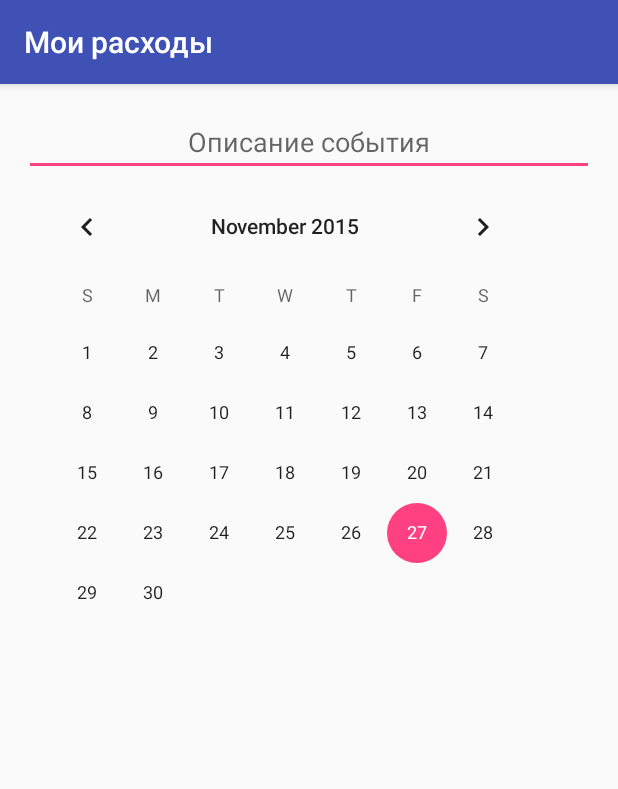
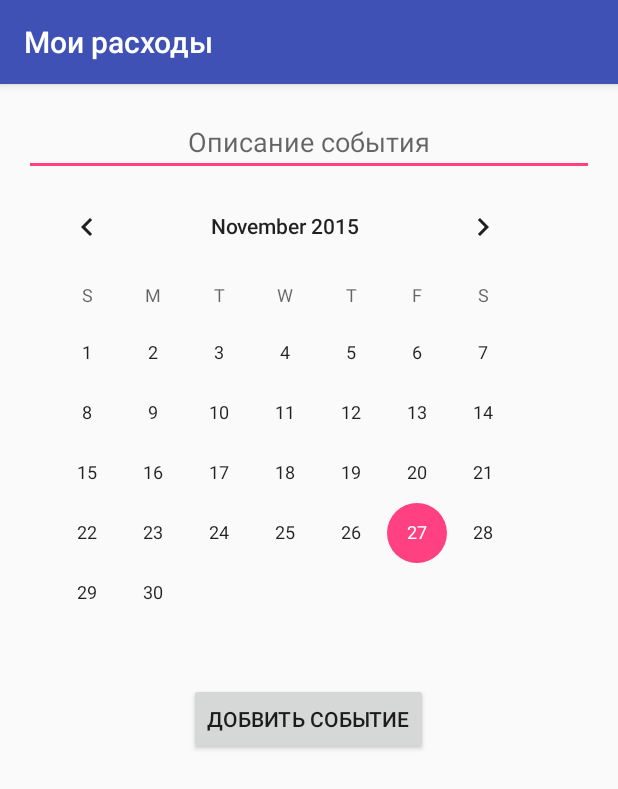
Before and after one commit to IncineratorG/Expenses, an Android app: the AddNewEvent screen opened directly, with no data from a screen before it, on a phone screen of 412 x 824 dp. Shown: the top 789 px of the screen. Run offline under Robolectric (Android 15) with nearby library versions, the phone set to English and light mode, and no system bars.

Commit message:
Start working on Activity for adding events.

```diff
--- a/app/src/main/java/com/example/costs/AddNewEvent.java
+++ b/app/src/main/java/com/example/costs/AddNewEvent.java
@@ -13,6 +13,8 @@ public class AddNewEvent extends AppCompatActivity {
 
     TextView eventDescription;
     CalendarView calendarView;
+
+    String dateOfEventString;
 
     @Override
     protected void onCreate(Bundle savedInstanceState) {
@@ -31,16 +33,16 @@ public class AddNewEvent extends AppCompatActivity {
                 new CalendarView.OnDateChangeListener() {
                     @Override
                     public void onSelectedDayChange(CalendarView view, int year, int month, int dayOfMonth) {
-                        String date = String.valueOf(dayOfMonth) + "-" + String.valueOf(month + 1) + "-" + String.valueOf(year);
+                        dateOfEventString = String.valueOf(dayOfMonth) + "-" + String.valueOf(month + 1) + "-" + String.valueOf(year);
 
+/*
                         long l = 0;
                         try {
                             l = new SimpleDateFormat("dd-MM-yyyy").parse(date).getTime();
                         } catch (ParseException e) {
                             e.printStackTrace();
                         }
-
-                        eventDescription.setText(String.valueOf(l));
+*/
                     }
                 }
         );
--- a/app/src/main/res/layout/activity_add_new_event.xml
+++ b/app/src/main/res/layout/activity_add_new_event.xml
@@ -41,6 +41,15 @@
                 android:id="@+id/calendarView"
                 android:layout_centerVertical="true"
                 android:layout_centerHorizontal="true" />
+
+            <Button
+                android:layout_width="wrap_content"
+                android:layout_height="wrap_content"
+                android:text="Добвить событие"
+                android:id="@+id/addEventButton"
+                android:layout_alignBottom="@+id/scrollView"
+                android:layout_centerHorizontal="true"
+                android:layout_gravity="center_horizontal" />
         </LinearLayout>
     </ScrollView>
 
```
